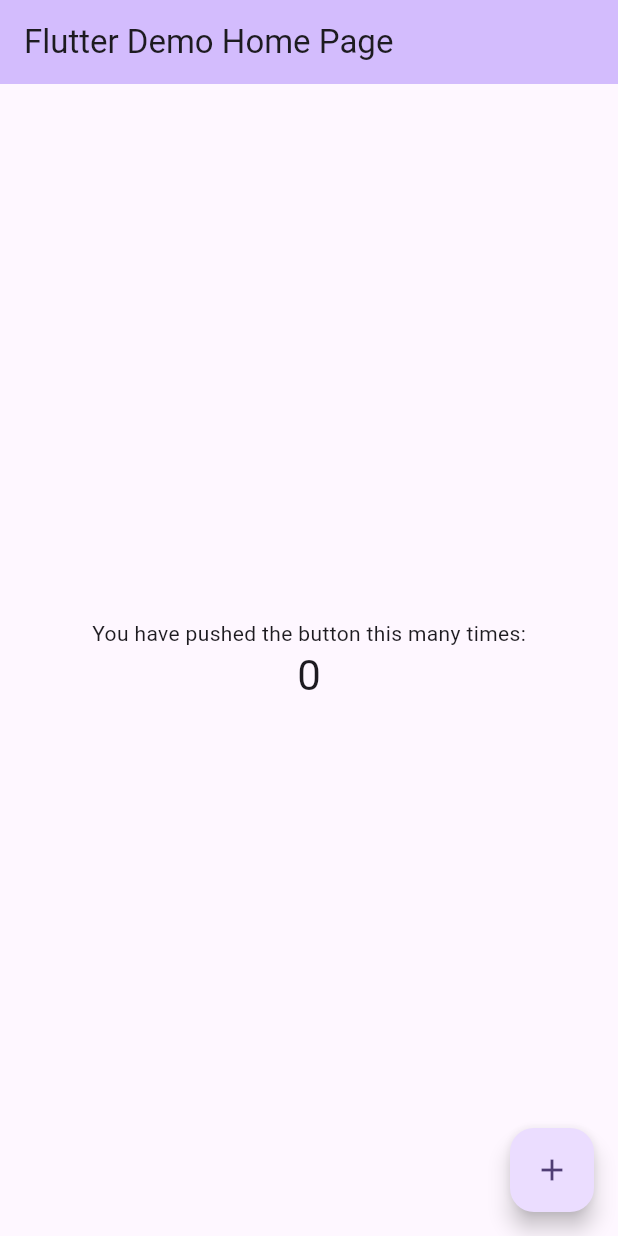
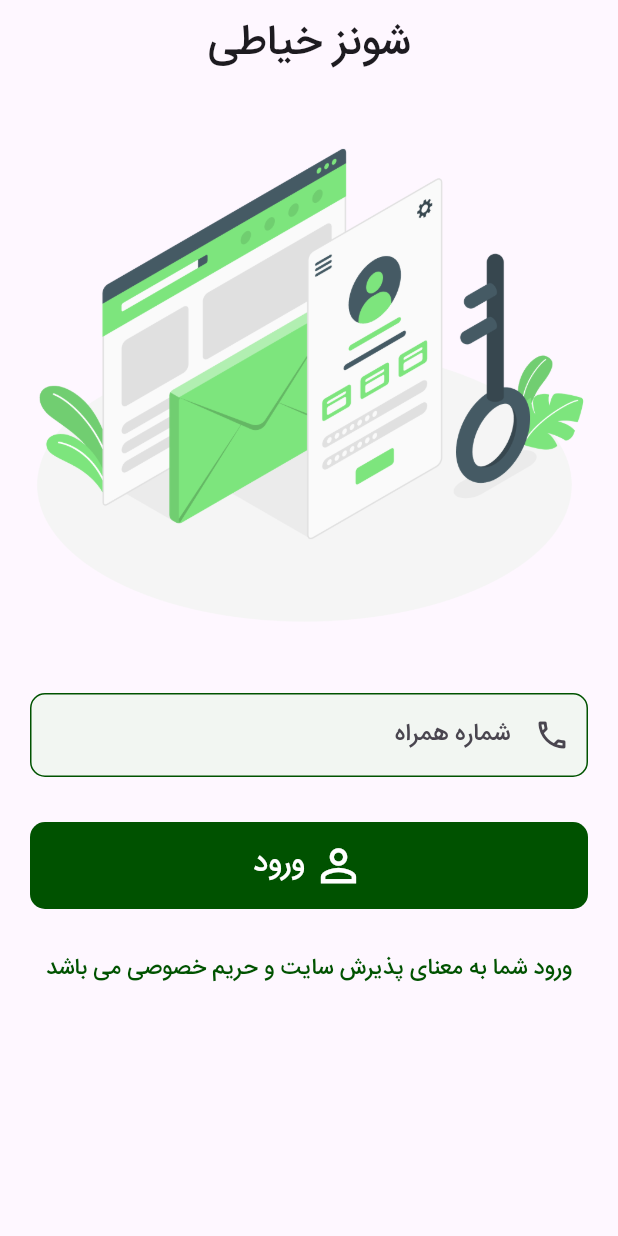
Before and after one commit to AliMotamedi7/shoonz-tailor, a Flutter app: the screen it shows after launch, on a phone screen of 412 x 824 dp. Run offline on Flutter 3.47's test engine with Material 3 defaults, Android fonts, the phone set to English and light mode, and no system bars.

Commit message:
adding login screen

```diff
--- a/lib/main.dart
+++ b/lib/main.dart
@@ -1,4 +1,8 @@
 import 'package:flutter/material.dart';
+import 'package:shoonz_tailor/pages/home.dart';
+import 'package:shoonz_tailor/pages/login.dart';
+import 'package:shoonz_tailor/pages/otp.dart';
+import 'package:shoonz_tailor/pages/splash.dart';
 
 void main() {
   runApp(const MyApp());
@@ -7,119 +11,18 @@
 class MyApp extends StatelessWidget {
   const MyApp({super.key});
 
-  // This widget is the root of your application.
   @override
   Widget build(BuildContext context) {
     return MaterialApp(
-      title: 'Flutter Demo',
-      theme: ThemeData(
-        // This is the theme of your application.
-        //
-        // TRY THIS: Try running your application with "flutter run". You'll see
-        // the application has a purple toolbar. Then, without quitting the app,
-        // try changing the seedColor in the colorScheme below to Colors.green
-        // and then invoke "hot reload" (save your changes or press the "hot
-        // reload" button in a Flutter-supported IDE, or press "r" if you used
-        // the command line to start the app).
-        //
-        // Notice that the counter didn't reset back to zero; the application
-        // state is not lost during the reload. To reset the state, use hot
-        // restart instead.
-        //
-        // This works for code too, not just values: Most code changes can be
-        // tested with just a hot reload.
-        colorScheme: ColorScheme.fromSeed(seedColor: Colors.deepPurple),
-        useMaterial3: true,
-      ),
-      home: const MyHomePage(title: 'Flutter Demo Home Page'),
+      debugShowCheckedModeBanner: false,
+      theme: ThemeData(fontFamily: "IranSans"),
+      initialRoute: '/',
+      routes: {
+        '/': (context) => const Splash(),
+        '/login': (context) => const Login(),
+        '/otp': (context) => const Otp(),
+        '/home': (context) => const Home(),
+      },
     );
   }
 }
-
-class MyHomePage extends StatefulWidget {
-  const MyHomePage({super.key, required this.title});
-
-  // This widget is the home page of your application. It is stateful, meaning
-  // that it has a State object (defined below) that contains fields that affect
-  // how it looks.
-
-  // This class is the configuration for the state. It holds the values (in this
-  // case the title) provided by the parent (in this case the App widget) and
-  // used by the build method of the State. Fields in a Widget subclass are
-  // always marked "final".
-
-  final String title;
-
-  @override
-  State<MyHomePage> createState() => _MyHomePageState();
-}
-
-class _MyHomePageState extends State<MyHomePage> {
-  int _counter = 0;
-
-  void _incrementCounter() {
-    setState(() {
-      // This call to setState tells the Flutter framework that something has
-      // changed in this State, which causes it to rerun the build method below
-      // so that the display can reflect the updated values. If we changed
-      // _counter without calling setState(), then the build method would not be
-      // called again, and so nothing would appear to happen.
-      _counter++;
-    });
-  }
-
-  @override
-  Widget build(BuildContext context) {
-    // This method is rerun every time setState is called, for instance as done
-    // by the _incrementCounter method above.
-    //
-    // The Flutter framework has been optimized to make rerunning build methods
-    // fast, so that you can just rebuild anything that needs updating rather
-    // than having to individually change instances of widgets.
-    return Scaffold(
-      appBar: AppBar(
-        // TRY THIS: Try changing the color here to a specific color (to
-        // Colors.amber, perhaps?) and trigger a hot reload to see the AppBar
-        // change color while the other colors stay the same.
-        backgroundColor: Theme.of(context).colorScheme.inversePrimary,
-        // Here we take the value from the MyHomePage object that was created by
-        // the App.build method, and use it to set our appbar title.
-        title: Text(widget.title),
-      ),
-      body: Center(
-        // Center is a layout widget. It takes a single child and positions it
-        // in the middle of the parent.
-        child: Column(
-          // Column is also a layout widget. It takes a list of children and
-          // arranges them vertically. By default, it sizes itself to fit its
-          // children horizontally, and tries to be as tall as its parent.
-          //
-          // Column has various properties to control how it sizes itself and
-          // how it positions its children. Here we use mainAxisAlignment to
-          // center the children vertically; the main axis here is the vertical
-          // axis because Columns are vertical (the cross axis would be
-          // horizontal).
-          //
-          // TRY THIS: Invoke "debug painting" (choose the "Toggle Debug Paint"
-          // action in the IDE, or press "p" in the console), to see the
-          // wireframe for each widget.
-          mainAxisAlignment: MainAxisAlignment.center,
-          children: <Widget>[
-            const Text(
-              'You have pushed the button this many times:',
-            ),
-            Text(
-              '$_counter',
-              style: Theme.of(context).textTheme.headlineMedium,
-            ),
-          ],
-        ),
-      ),
-      floatingActionButton: FloatingActionButton(
-        onPressed: _incrementCounter,
-        tooltip: 'Increment',
-        child: const Icon(Icons.add),
-      ), // This trailing comma makes auto-formatting nicer for build methods.
-    );
-  }
-}
--- a/lib/pages/home.dart
+++ b/lib/pages/home.dart
@@ -0,0 +1,15 @@
+import 'package:flutter/material.dart';
+
+class Home extends StatefulWidget {
+  const Home({super.key});
+
+  @override
+  State<Home> createState() => _HomeState();
+}
+
+class _HomeState extends State<Home> {
+  @override
+  Widget build(BuildContext context) {
+    return const Scaffold();
+  }
+}
--- a/lib/pages/login.dart
+++ b/lib/pages/login.dart
@@ -0,0 +1,86 @@
+import 'dart:io';
+
+import 'package:flutter/material.dart';
+import 'package:shoonz_tailor/widgets/loginInput.dart';
+
+class Login extends StatefulWidget {
+  const Login({super.key});
+
+  @override
+  State<Login> createState() => _LoginState();
+}
+
+class _LoginState extends State<Login> {
+  @override
+  Widget build(BuildContext context) {
+    return Scaffold(
+      resizeToAvoidBottomInset: false,
+      body: SafeArea(
+          top: Platform.isAndroid ? false : true,
+          child: SingleChildScrollView(
+            child: Column(
+              children: [
+                const SizedBox(
+                  height: 10,
+                ),
+                const Text(
+                  "شونز خیاطی",
+                  textAlign: TextAlign.center,
+                  textDirection: TextDirection.rtl,
+                  style: TextStyle(fontSize: 28),
+                ),
+                Container(
+                  margin: const EdgeInsets.all(10),
+                  child: Image.asset("assets/images/Account-amico.png"),
+                ),
+                const LoginInput(),
+                const SizedBox(
+                  height: 30,
+                ),
+                Container(
+                  width: MediaQuery.sizeOf(context).width,
+                  height: 58,
+                  margin: const EdgeInsets.symmetric(horizontal: 20),
+                  child: ElevatedButton(
+                    style: ElevatedButton.styleFrom(
+                        elevation: 0,
+                        shape: RoundedRectangleBorder(
+                            borderRadius: BorderRadius.circular(10)),
+                        backgroundColor: const Color(0xff005200)),
+                    onPressed: () {},
+                    child: const Row(
+                      mainAxisAlignment: MainAxisAlignment.center,
+                      children: [
+                        Text(
+                          "ورود",
+                          textAlign: TextAlign.center,
+                          textDirection: TextDirection.rtl,
+                          style: TextStyle(color: Colors.white, fontSize: 20),
+                        ),
+                        SizedBox(
+                          width: 5,
+                        ),
+                        Icon(
+                          Icons.person_outline,
+                          color: Colors.white,
+                          size: 35,
+                        ),
+                      ],
+                    ),
+                  ),
+                ),
+                const SizedBox(
+                  height: 30,
+                ),
+                const Text(
+                  "ورود شما به معنای پذیرش سایت و حریم خصوصی می باشد",
+                  textDirection: TextDirection.rtl,
+                  maxLines: 2,
+                  style: TextStyle(color: Color(0xff005200), fontSize: 15),
+                )
+              ],
+            ),
+          )),
+    );
+  }
+}
--- a/lib/pages/otp.dart
+++ b/lib/pages/otp.dart
@@ -0,0 +1,15 @@
+import 'package:flutter/material.dart';
+
+class Otp extends StatefulWidget {
+  const Otp({super.key});
+
+  @override
+  State<Otp> createState() => _OtpState();
+}
+
+class _OtpState extends State<Otp> {
+  @override
+  Widget build(BuildContext context) {
+    return const Placeholder();
+  }
+}
--- /dev/null
+++ b/lib/pages/splash.dart
@@ -0,0 +1,33 @@
+import 'package:flutter/material.dart';
+
+class Splash extends StatefulWidget {
+  const Splash({super.key});
+
+  @override
+  State<Splash> createState() => _SplashState();
+}
+
+class _SplashState extends State<Splash> {
+  @override
+  void initState() {
+    super.initState();
+    navigatetohome();
+  }
+
+  navigatetohome() async {
+    await Future.delayed(const Duration(seconds: 4), (() {}));
+    Navigator.pushNamedAndRemoveUntil(context, "/login", (route) => false);
+  }
+
+  @override
+  Widget build(BuildContext context) {
+    return Scaffold(
+      backgroundColor: Color(0xff005200),
+      body: Center(
+        child: SizedBox(
+          child: Image.asset("assets/images/logo.png"),
+        ),
+      ),
+    );
+  }
+}
--- /dev/null
+++ b/lib/widgets/loginInput.dart
@@ -0,0 +1,45 @@
+import 'package:flutter/material.dart';
+
+class LoginInput extends StatefulWidget {
+  const LoginInput({super.key});
+
+  @override
+  State<LoginInput> createState() => _LoginInputState();
+}
+
+class _LoginInputState extends State<LoginInput> {
+  @override
+  Widget build(BuildContext context) {
+    return Container(
+      width: MediaQuery.of(context).size.width,
+      margin: const EdgeInsets.symmetric(horizontal: 20),
+      child: Directionality(
+        textDirection: TextDirection.rtl,
+        child: TextField(
+          textDirection: TextDirection.rtl,
+          textAlign: TextAlign.start,
+          keyboardType: TextInputType.number,
+          decoration: InputDecoration(
+            prefixIcon: const Icon(Icons.phone_outlined),
+            hintMaxLines: 1,
+            hintText: "شماره همراه",
+            fillColor: const Color(0xfff2f6f2),
+            filled: true,
+            focusedBorder: OutlineInputBorder(
+              borderRadius: BorderRadius.circular(10),
+              borderSide: const BorderSide(
+                color: Color(0xff005200),
+              ),
+            ),
+            enabledBorder: OutlineInputBorder(
+              borderRadius: BorderRadius.circular(10),
+              borderSide: const BorderSide(
+                color: Color(0xff005200),
+              ),
+            ),
+          ),
+        ),
+      ),
+    );
+  }
+}
```
